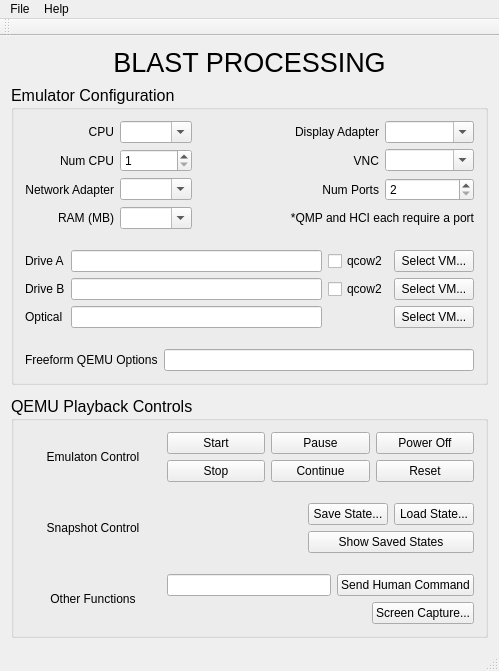
First picture: the form in BlastProcessing/src/MainWindow.ui, repository mwales/security, before the edit.
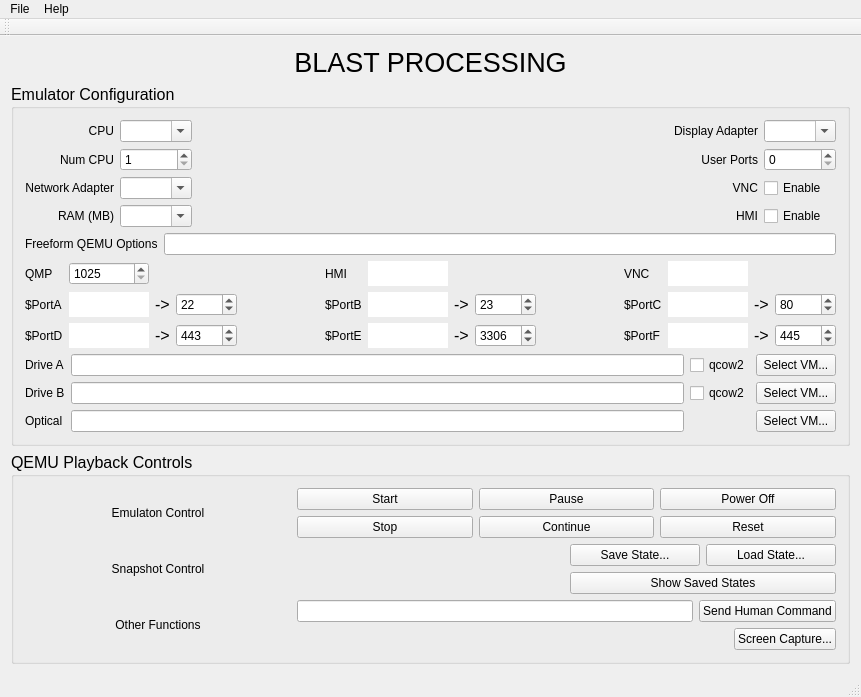
Second picture: the form after the edit.

What changed in the file:
```diff
--- a/BlastProcessing/src/MainWindow.ui
+++ b/BlastProcessing/src/MainWindow.ui
@@ -6,15 +6,15 @@
    <rect>
     <x>0</x>
     <y>0</y>
-    <width>499</width>
-    <height>671</height>
+    <width>861</width>
+    <height>687</height>
    </rect>
   </property>
   <property name="windowTitle">
    <string>Blast Processing</string>
   </property>
   <widget class="QWidget" name="centralWidget">
-   <layout class="QVBoxLayout" name="verticalLayout_4">
+   <layout class="QVBoxLayout" name="verticalLayout_3">
     <item>
      <widget class="QLabel" name="theBlastProcessingLabel">
       <property name="font">
@@ -53,11 +53,9 @@
       <property name="title">
        <string>Emulator Configuration</string>
       </property>
-      <layout class="QVBoxLayout" name="verticalLayout_3">
-       <item>
         <layout class="QVBoxLayout" name="verticalLayout_2">
          <item>
-          <layout class="QGridLayout" name="gridLayout_6">
+        <layout class="QGridLayout" name="gridLayout_7">
            <item row="0" column="0">
             <widget class="QLabel" name="label_4">
              <property name="font">
@@ -159,14 +157,14 @@
             </spacer>
            </item>
            <item row="1" column="3">
-            <widget class="QLabel" name="label_9">
+          <widget class="QLabel" name="label_12">
              <property name="font">
               <font>
                <pointsize>9</pointsize>
               </font>
              </property>
              <property name="text">
-              <string> VNC</string>
+            <string>User Ports</string>
              </property>
              <property name="alignment">
               <set>Qt::AlignRight|Qt::AlignTrailing|Qt::AlignVCenter</set>
@@ -174,14 +172,14 @@
             </widget>
            </item>
            <item row="1" column="4">
-            <widget class="QComboBox" name="theVncPort">
+          <widget class="QSpinBox" name="theNumPorts">
              <property name="font">
               <font>
                <pointsize>9</pointsize>
               </font>
              </property>
-             <property name="editable">
-              <bool>true</bool>
+           <property name="minimum">
+            <number>0</number>
              </property>
             </widget>
            </item>
@@ -213,14 +211,14 @@
             </widget>
            </item>
            <item row="2" column="3">
-            <widget class="QLabel" name="label_12">
+          <widget class="QLabel" name="label_9">
              <property name="font">
               <font>
                <pointsize>9</pointsize>
               </font>
              </property>
              <property name="text">
-              <string>Num Ports</string>
+            <string>VNC</string>
              </property>
              <property name="alignment">
               <set>Qt::AlignRight|Qt::AlignTrailing|Qt::AlignVCenter</set>
@@ -228,14 +226,14 @@
             </widget>
            </item>
            <item row="2" column="4">
-            <widget class="QSpinBox" name="theNumPorts">
+          <widget class="QCheckBox" name="theVncCheckbox">
              <property name="font">
               <font>
                <pointsize>9</pointsize>
               </font>
              </property>
-             <property name="minimum">
-              <number>2</number>
+           <property name="text">
+            <string>Enable</string>
              </property>
             </widget>
            </item>
@@ -266,7 +264,7 @@
              </property>
             </widget>
            </item>
-           <item row="3" column="3" colspan="2">
+         <item row="3" column="3">
             <widget class="QLabel" name="label_13">
              <property name="font">
               <font>
@@ -274,10 +272,47 @@
               </font>
              </property>
              <property name="text">
-              <string>*QMP and HCI each require a port</string>
+            <string>HMI</string>
              </property>
              <property name="alignment">
               <set>Qt::AlignRight|Qt::AlignTrailing|Qt::AlignVCenter</set>
+           </property>
+          </widget>
+         </item>
+         <item row="3" column="4">
+          <widget class="QCheckBox" name="theHmiCheckbox">
+           <property name="font">
+            <font>
+             <pointsize>9</pointsize>
+            </font>
+           </property>
+           <property name="text">
+            <string>Enable</string>
+           </property>
+          </widget>
+         </item>
+        </layout>
+       </item>
+       <item>
+        <layout class="QHBoxLayout" name="horizontalLayout_2">
+         <item>
+          <widget class="QLabel" name="label_14">
+           <property name="font">
+            <font>
+             <pointsize>9</pointsize>
+            </font>
+           </property>
+           <property name="text">
+            <string>Freeform QEMU Options</string>
+           </property>
+          </widget>
+         </item>
+         <item>
+          <widget class="QLineEdit" name="theFreeformOptions">
+           <property name="font">
+            <font>
+             <pointsize>9</pointsize>
+            </font>
              </property>
             </widget>
            </item>
@@ -291,7 +326,516 @@
            <property name="sizeHint" stdset="0">
             <size>
              <width>20</width>
-             <height>18</height>
+           <height>17</height>
+          </size>
+         </property>
+        </spacer>
+       </item>
+       <item>
+        <layout class="QGridLayout" name="gridLayout_6">
+         <item row="0" column="0">
+          <widget class="QLabel" name="theQmpPortLabel">
+           <property name="font">
+            <font>
+             <pointsize>9</pointsize>
+            </font>
+           </property>
+           <property name="text">
+            <string>QMP</string>
+           </property>
+          </widget>
+         </item>
+         <item row="0" column="1">
+          <widget class="QSpinBox" name="theQmpPort">
+           <property name="maximumSize">
+            <size>
+             <width>80</width>
+             <height>16777215</height>
+            </size>
+           </property>
+           <property name="font">
+            <font>
+             <pointsize>9</pointsize>
+             <kerning>true</kerning>
+            </font>
+           </property>
+           <property name="minimum">
+            <number>1025</number>
+           </property>
+           <property name="maximum">
+            <number>65535</number>
+           </property>
+          </widget>
+         </item>
+         <item row="0" column="5">
+          <widget class="QLabel" name="theHmiPortLabel">
+           <property name="font">
+            <font>
+             <pointsize>9</pointsize>
+            </font>
+           </property>
+           <property name="text">
+            <string>HMI</string>
+           </property>
+          </widget>
+         </item>
+         <item row="0" column="6">
+          <widget class="QLineEdit" name="theHmiPort">
+           <property name="sizePolicy">
+            <sizepolicy hsizetype="Minimum" vsizetype="Fixed">
+             <horstretch>0</horstretch>
+             <verstretch>0</verstretch>
+            </sizepolicy>
+           </property>
+           <property name="maximumSize">
+            <size>
+             <width>80</width>
+             <height>16777215</height>
+            </size>
+           </property>
+           <property name="frame">
+            <bool>false</bool>
+           </property>
+           <property name="readOnly">
+            <bool>false</bool>
+           </property>
+          </widget>
+         </item>
+         <item row="0" column="10">
+          <widget class="QLabel" name="theVncPortLabel">
+           <property name="font">
+            <font>
+             <pointsize>9</pointsize>
+             <kerning>true</kerning>
+            </font>
+           </property>
+           <property name="text">
+            <string>VNC</string>
+           </property>
+          </widget>
+         </item>
+         <item row="0" column="11">
+          <widget class="QLineEdit" name="theVncPort">
+           <property name="sizePolicy">
+            <sizepolicy hsizetype="Minimum" vsizetype="Fixed">
+             <horstretch>0</horstretch>
+             <verstretch>0</verstretch>
+            </sizepolicy>
+           </property>
+           <property name="maximumSize">
+            <size>
+             <width>80</width>
+             <height>16777215</height>
+            </size>
+           </property>
+           <property name="frame">
+            <bool>false</bool>
+           </property>
+           <property name="readOnly">
+            <bool>false</bool>
+           </property>
+          </widget>
+         </item>
+         <item row="1" column="0">
+          <widget class="QLabel" name="thePortALabel">
+           <property name="font">
+            <font>
+             <pointsize>9</pointsize>
+            </font>
+           </property>
+           <property name="text">
+            <string>$PortA</string>
+           </property>
+          </widget>
+         </item>
+         <item row="1" column="1">
+          <widget class="QLineEdit" name="thePortA">
+           <property name="sizePolicy">
+            <sizepolicy hsizetype="Minimum" vsizetype="Fixed">
+             <horstretch>0</horstretch>
+             <verstretch>0</verstretch>
+            </sizepolicy>
+           </property>
+           <property name="maximumSize">
+            <size>
+             <width>80</width>
+             <height>16777215</height>
+            </size>
+           </property>
+           <property name="frame">
+            <bool>false</bool>
+           </property>
+           <property name="readOnly">
+            <bool>false</bool>
+           </property>
+          </widget>
+         </item>
+         <item row="1" column="2">
+          <widget class="QLabel" name="thePortAArrow">
+           <property name="text">
+            <string>-&gt;</string>
+           </property>
+          </widget>
+         </item>
+         <item row="1" column="3">
+          <widget class="QSpinBox" name="thePortADest">
+           <property name="font">
+            <font>
+             <pointsize>9</pointsize>
+             <kerning>true</kerning>
+            </font>
+           </property>
+           <property name="minimum">
+            <number>1</number>
+           </property>
+           <property name="maximum">
+            <number>65535</number>
+           </property>
+           <property name="value">
+            <number>22</number>
+           </property>
+          </widget>
+         </item>
+         <item row="1" column="4">
+          <spacer name="horizontalSpacer_3">
+           <property name="orientation">
+            <enum>Qt::Horizontal</enum>
+           </property>
+           <property name="sizeHint" stdset="0">
+            <size>
+             <width>40</width>
+             <height>20</height>
+            </size>
+           </property>
+          </spacer>
+         </item>
+         <item row="1" column="5">
+          <widget class="QLabel" name="thePortBLabel">
+           <property name="font">
+            <font>
+             <pointsize>9</pointsize>
+            </font>
+           </property>
+           <property name="text">
+            <string>$PortB</string>
+           </property>
+          </widget>
+         </item>
+         <item row="1" column="6">
+          <widget class="QLineEdit" name="thePortB">
+           <property name="sizePolicy">
+            <sizepolicy hsizetype="Minimum" vsizetype="Fixed">
+             <horstretch>0</horstretch>
+             <verstretch>0</verstretch>
+            </sizepolicy>
+           </property>
+           <property name="maximumSize">
+            <size>
+             <width>80</width>
+             <height>16777215</height>
+            </size>
+           </property>
+           <property name="text">
+            <string/>
+           </property>
+           <property name="frame">
+            <bool>false</bool>
+           </property>
+           <property name="readOnly">
+            <bool>false</bool>
+           </property>
+          </widget>
+         </item>
+         <item row="1" column="7">
+          <widget class="QLabel" name="thePortBArrow">
+           <property name="text">
+            <string>-&gt;</string>
+           </property>
+          </widget>
+         </item>
+         <item row="1" column="8">
+          <widget class="QSpinBox" name="thePortBDest">
+           <property name="font">
+            <font>
+             <pointsize>9</pointsize>
+             <kerning>true</kerning>
+            </font>
+           </property>
+           <property name="minimum">
+            <number>1</number>
+           </property>
+           <property name="maximum">
+            <number>65535</number>
+           </property>
+           <property name="value">
+            <number>23</number>
+           </property>
+          </widget>
+         </item>
+         <item row="1" column="9">
+          <spacer name="horizontalSpacer_4">
+           <property name="orientation">
+            <enum>Qt::Horizontal</enum>
+           </property>
+           <property name="sizeHint" stdset="0">
+            <size>
+             <width>40</width>
+             <height>20</height>
+            </size>
+           </property>
+          </spacer>
+         </item>
+         <item row="1" column="10">
+          <widget class="QLabel" name="thePortCLabel">
+           <property name="font">
+            <font>
+             <pointsize>9</pointsize>
+            </font>
+           </property>
+           <property name="text">
+            <string>$PortC</string>
+           </property>
+          </widget>
+         </item>
+         <item row="1" column="11">
+          <widget class="QLineEdit" name="thePortC">
+           <property name="sizePolicy">
+            <sizepolicy hsizetype="Minimum" vsizetype="Fixed">
+             <horstretch>0</horstretch>
+             <verstretch>0</verstretch>
+            </sizepolicy>
+           </property>
+           <property name="maximumSize">
+            <size>
+             <width>80</width>
+             <height>16777215</height>
+            </size>
+           </property>
+           <property name="frame">
+            <bool>false</bool>
+           </property>
+           <property name="readOnly">
+            <bool>false</bool>
+           </property>
+          </widget>
+         </item>
+         <item row="1" column="12">
+          <widget class="QLabel" name="thePortCArrow">
+           <property name="text">
+            <string>-&gt;</string>
+           </property>
+          </widget>
+         </item>
+         <item row="1" column="13">
+          <widget class="QSpinBox" name="thePortCDest">
+           <property name="font">
+            <font>
+             <pointsize>9</pointsize>
+             <kerning>true</kerning>
+            </font>
+           </property>
+           <property name="minimum">
+            <number>1</number>
+           </property>
+           <property name="maximum">
+            <number>65535</number>
+           </property>
+           <property name="value">
+            <number>80</number>
+           </property>
+          </widget>
+         </item>
+         <item row="2" column="0">
+          <widget class="QLabel" name="thePortDLabel">
+           <property name="font">
+            <font>
+             <pointsize>9</pointsize>
+            </font>
+           </property>
+           <property name="text">
+            <string>$PortD</string>
+           </property>
+          </widget>
+         </item>
+         <item row="2" column="1">
+          <widget class="QLineEdit" name="thePortD">
+           <property name="sizePolicy">
+            <sizepolicy hsizetype="Minimum" vsizetype="Fixed">
+             <horstretch>0</horstretch>
+             <verstretch>0</verstretch>
+            </sizepolicy>
+           </property>
+           <property name="maximumSize">
+            <size>
+             <width>80</width>
+             <height>16777215</height>
+            </size>
+           </property>
+           <property name="frame">
+            <bool>false</bool>
+           </property>
+           <property name="readOnly">
+            <bool>false</bool>
+           </property>
+          </widget>
+         </item>
+         <item row="2" column="2">
+          <widget class="QLabel" name="thePortDArrow">
+           <property name="text">
+            <string>-&gt;</string>
+           </property>
+          </widget>
+         </item>
+         <item row="2" column="3">
+          <widget class="QSpinBox" name="thePortDDest">
+           <property name="font">
+            <font>
+             <pointsize>9</pointsize>
+             <kerning>true</kerning>
+            </font>
+           </property>
+           <property name="minimum">
+            <number>1</number>
+           </property>
+           <property name="maximum">
+            <number>65535</number>
+           </property>
+           <property name="value">
+            <number>443</number>
+           </property>
+          </widget>
+         </item>
+         <item row="2" column="5">
+          <widget class="QLabel" name="thePortELabel">
+           <property name="font">
+            <font>
+             <pointsize>9</pointsize>
+            </font>
+           </property>
+           <property name="text">
+            <string>$PortE</string>
+           </property>
+          </widget>
+         </item>
+         <item row="2" column="6">
+          <widget class="QLineEdit" name="thePortE">
+           <property name="sizePolicy">
+            <sizepolicy hsizetype="Minimum" vsizetype="Fixed">
+             <horstretch>0</horstretch>
+             <verstretch>0</verstretch>
+            </sizepolicy>
+           </property>
+           <property name="maximumSize">
+            <size>
+             <width>80</width>
+             <height>16777215</height>
+            </size>
+           </property>
+           <property name="frame">
+            <bool>false</bool>
+           </property>
+           <property name="readOnly">
+            <bool>false</bool>
+           </property>
+          </widget>
+         </item>
+         <item row="2" column="7">
+          <widget class="QLabel" name="thePortEArrow">
+           <property name="text">
+            <string>-&gt;</string>
+           </property>
+          </widget>
+         </item>
+         <item row="2" column="8">
+          <widget class="QSpinBox" name="thePortEDest">
+           <property name="font">
+            <font>
+             <pointsize>9</pointsize>
+             <kerning>true</kerning>
+            </font>
+           </property>
+           <property name="minimum">
+            <number>1</number>
+           </property>
+           <property name="maximum">
+            <number>65535</number>
+           </property>
+           <property name="value">
+            <number>3306</number>
+           </property>
+          </widget>
+         </item>
+         <item row="2" column="10">
+          <widget class="QLabel" name="thePortFLabel">
+           <property name="font">
+            <font>
+             <pointsize>9</pointsize>
+            </font>
+           </property>
+           <property name="text">
+            <string>$PortF</string>
+           </property>
+          </widget>
+         </item>
+         <item row="2" column="11">
+          <widget class="QLineEdit" name="thePortF">
+           <property name="sizePolicy">
+            <sizepolicy hsizetype="Minimum" vsizetype="Fixed">
+             <horstretch>0</horstretch>
+             <verstretch>0</verstretch>
+            </sizepolicy>
+           </property>
+           <property name="maximumSize">
+            <size>
+             <width>80</width>
+             <height>16777215</height>
+            </size>
+           </property>
+           <property name="frame">
+            <bool>false</bool>
+           </property>
+           <property name="readOnly">
+            <bool>false</bool>
+           </property>
+          </widget>
+         </item>
+         <item row="2" column="12">
+          <widget class="QLabel" name="thePortFArrow">
+           <property name="text">
+            <string>-&gt;</string>
+           </property>
+          </widget>
+         </item>
+         <item row="2" column="13">
+          <widget class="QSpinBox" name="thePortFDest">
+           <property name="font">
+            <font>
+             <pointsize>9</pointsize>
+             <kerning>true</kerning>
+            </font>
+           </property>
+           <property name="minimum">
+            <number>1</number>
+           </property>
+           <property name="maximum">
+            <number>65535</number>
+           </property>
+           <property name="value">
+            <number>445</number>
+           </property>
+          </widget>
+         </item>
+        </layout>
+       </item>
+       <item>
+        <spacer name="verticalSpacer_3">
+         <property name="orientation">
+          <enum>Qt::Vertical</enum>
+         </property>
+         <property name="sizeHint" stdset="0">
+          <size>
+           <width>20</width>
+           <height>17</height>
             </size>
            </property>
           </spacer>
@@ -426,46 +970,6 @@
            </item>
           </layout>
          </item>
-         <item>
-          <spacer name="verticalSpacer_3">
-           <property name="orientation">
-            <enum>Qt::Vertical</enum>
-           </property>
-           <property name="sizeHint" stdset="0">
-            <size>
-             <width>20</width>
-             <height>17</height>
-            </size>
-           </property>
-          </spacer>
-         </item>
-         <item>
-          <layout class="QHBoxLayout" name="horizontalLayout_2">
-           <item>
-            <widget class="QLabel" name="label_14">
-             <property name="font">
-              <font>
-               <pointsize>9</pointsize>
-              </font>
-             </property>
-             <property name="text">
-              <string>Freeform QEMU Options</string>
-             </property>
-            </widget>
-           </item>
-           <item>
-            <widget class="QLineEdit" name="theFreeformOptions">
-             <property name="font">
-              <font>
-               <pointsize>9</pointsize>
-              </font>
-             </property>
-            </widget>
-           </item>
-          </layout>
-         </item>
-        </layout>
-       </item>
       </layout>
      </widget>
     </item>
@@ -748,8 +1252,8 @@
     <rect>
      <x>0</x>
      <y>0</y>
-     <width>499</width>
-     <height>18</height>
+     <width>861</width>
+     <height>20</height>
     </rect>
    </property>
    <widget class="QMenu" name="menuFile">
```
Lines whose indentation alone changed are shown as unchanged.
